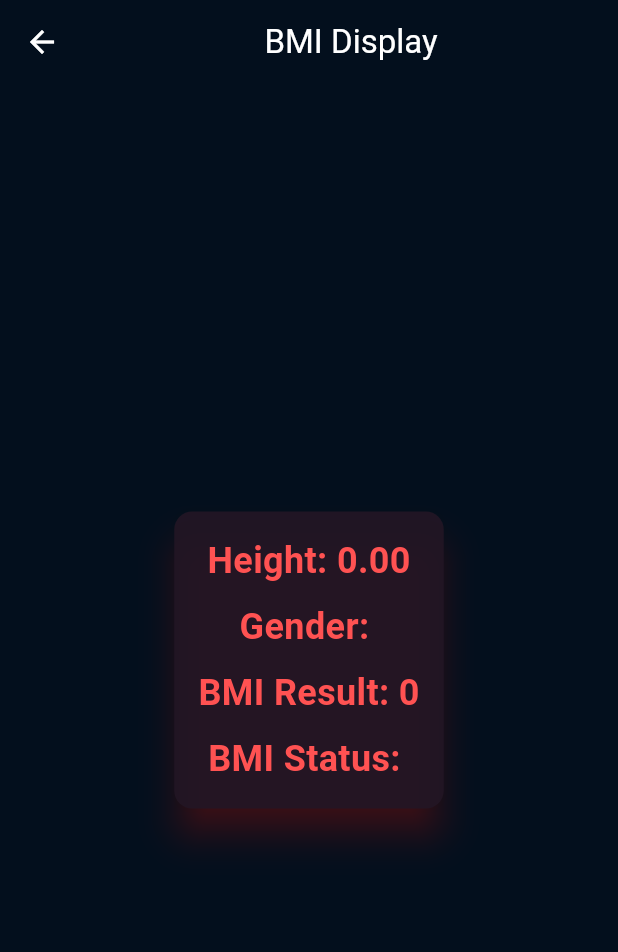
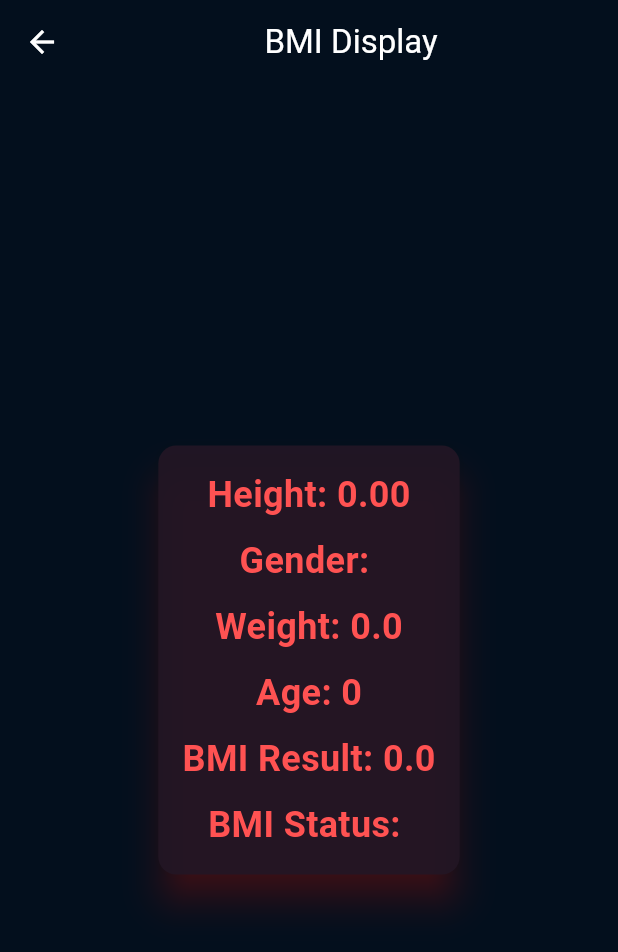
Before and after one commit to Youshida90/bmicalculater_app, a Flutter app: the BmiDisplay screen opened directly with empty values, on a phone screen of 412 x 824 dp. Shown: the top 952 px of the screen. Run offline on Flutter 3.47's test engine with Material 3 defaults, Android fonts, the phone set to English and light mode, and no system bars; our stand-ins replace flutter_bloc.

Commit message:
correcting the age and the weight and the result problems

```diff
--- a/lib/bmicalculater.dart
+++ b/lib/bmicalculater.dart
@@ -11,13 +11,6 @@ class BmiCalculater extends StatelessWidget {
   const BmiCalculater({super.key});
   @override
   Widget build(BuildContext context) {
-    //^ The Logic of the Bmi Result
-    double calculateBMI() {
-      double height =
-          BmiCalculaterCubit.get(context).value / 100; // convert cm to meters
-      return BmiCalculaterCubit.get(context).weight /
-          pow(height, 2); // BMI calculation
-    }
     return BlocProvider(
       create: (context) => BmiCalculaterCubit(),
       child: BlocConsumer<BmiCalculaterCubit, BmiCalculaterState>(
@@ -381,10 +374,13 @@ class BmiCalculater extends StatelessWidget {
                 height: 60.0,
                 minWidth: double.infinity,
                 onPressed: () {
-                  double result = calculateBMI();
                   double height = BmiCalculaterCubit.get(context).value / 100;
+                  double result =
+                      BmiCalculaterCubit.get(context).weight / pow(height, 2);
                   String bmiStatus = "";
                   String gender = "";
+                  int age = BmiCalculaterCubit.get(context).age;
+                  double weight = BmiCalculaterCubit.get(context).weight;
                   if (BmiCalculaterCubit.get(context).maleisChecked == false &&
                       BmiCalculaterCubit.get(context).femaleisChecked ==
                           false) {
@@ -447,6 +443,8 @@ class BmiCalculater extends StatelessWidget {
                         gender: gender,
                         bmiStatus: bmiStatus,
                         bmiResult: result,
+                        weight: weight,
+                        age: age,
                       ),
                     ),
                   );
--- a/lib/bmidisplay.dart
+++ b/lib/bmidisplay.dart
@@ -8,12 +8,16 @@ class BmiDisplay extends StatelessWidget {
   final String gender;
   final double bmiResult;
   final String bmiStatus;
+  final double weight;
+  final int age;
   const BmiDisplay({
     super.key,
     required this.height,
     required this.gender,
     required this.bmiStatus,
     required this.bmiResult,
+    required this.weight,
+    required this.age,
   });
 
   @override
@@ -57,9 +61,27 @@ class BmiDisplay extends StatelessWidget {
                           color: Colors.redAccent,
                         ),
                       ),
+                       const SizedBox(height: 10),
+                      Text(
+                        'Weight: $weight',
+                        style: const TextStyle(
+                          fontSize: 24,
+                          fontWeight: FontWeight.bold,
+                          color: Colors.redAccent,
+                        ),
+                      ),
+                       const SizedBox(height: 10),
+                      Text(
+                        'Age: $age',
+                        style: const TextStyle(
+                          fontSize: 24,
+                          fontWeight: FontWeight.bold,
+                          color: Colors.redAccent,
+                        ),
+                      ),
                       const SizedBox(height: 10),
                       Text(
-                        'BMI Result: ${bmiResult.round()}',
+                        'BMI Result: ${bmiResult.toStringAsFixed(1)}',
                         style: const TextStyle(
                           fontSize: 24,
                           fontWeight: FontWeight.bold,
```
